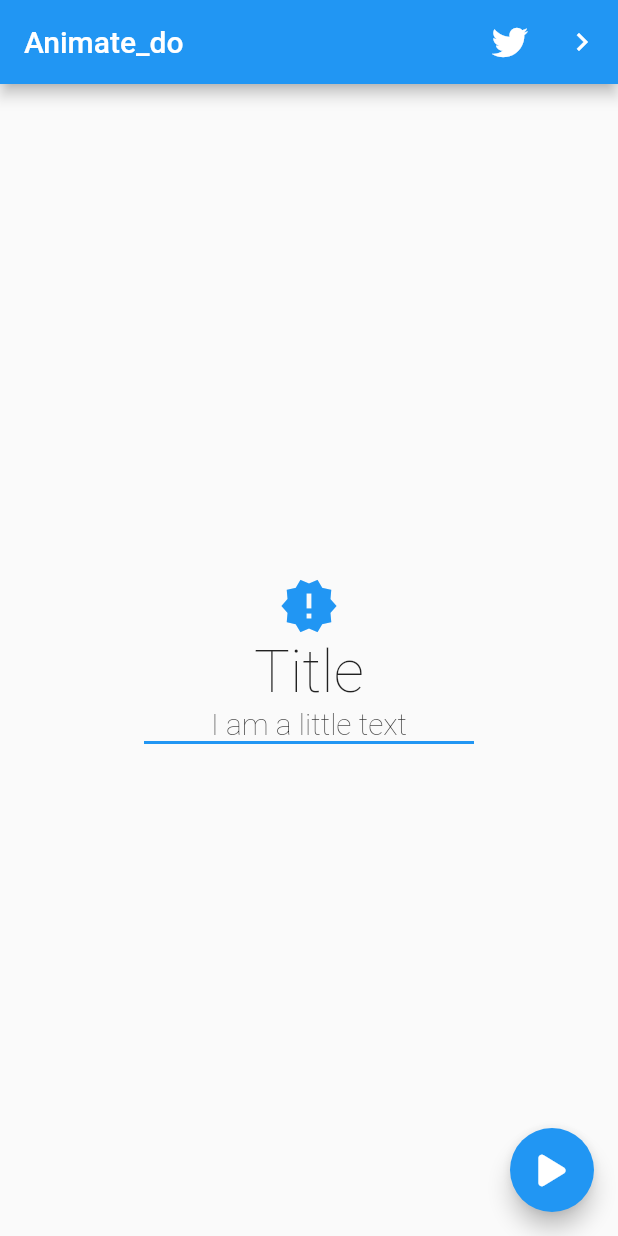
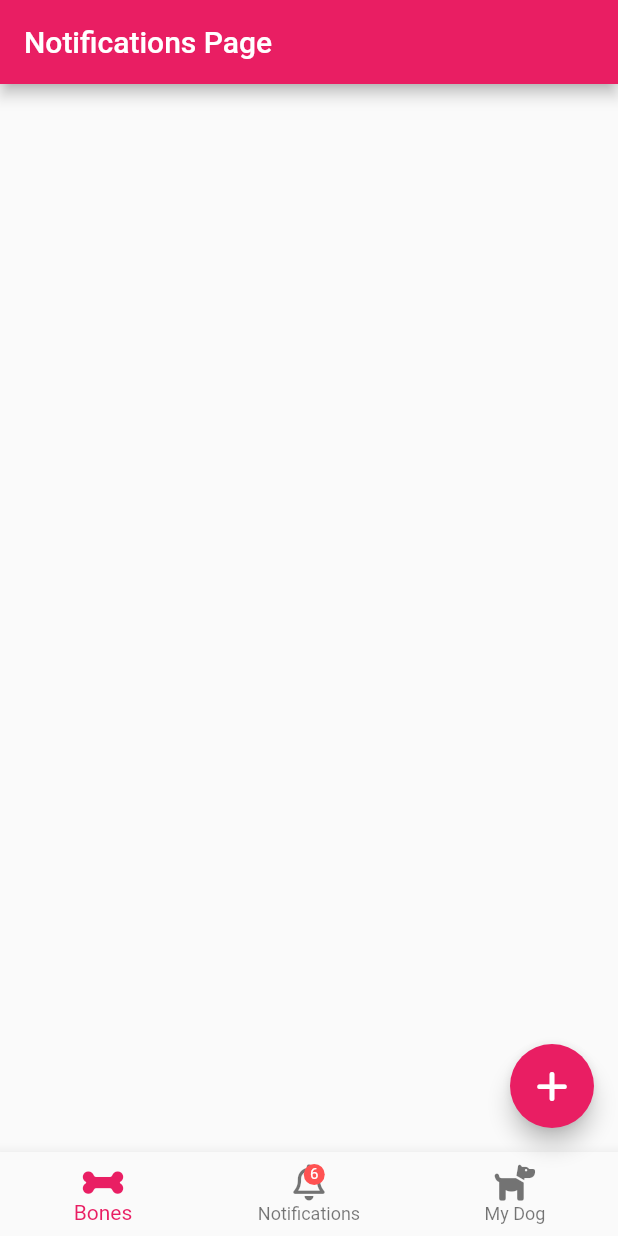
Before and after one commit to BryanParada/designsAppFM, a Flutter app: the screen it shows after launch, on a phone screen of 412 x 824 dp. Run offline on Flutter 3.47's test engine with Material 2 defaults, Android fonts, the phone set to English and light mode, and no system bars; our stand-ins replace animate_do, flutter_svg, font_awesome_flutter.

Commit message:
FM124 - design menu notifications

```diff
--- a/lib/main.dart
+++ b/lib/main.dart
@@ -8,7 +8,8 @@
 //import 'package:designs_backgrounds/src/pages/emergency_page.dart';
 //import 'package:designs_backgrounds/src/pages/animate_do_page.dart';
 //import 'package:designs_backgrounds/src/pages/sliver_list_page.dart';
-import 'package:designs_backgrounds/src/pages/animate_do_page.dart';
+// import 'package:designs_backgrounds/src/pages/animate_do_page.dart';
+import 'package:designs_backgrounds/src/pages/navigation_page.dart';
 // import 'package:designs_backgrounds/src/pages/twitter_page.dart';
 import 'package:flutter/material.dart';
 
@@ -22,7 +23,7 @@ class MyApp extends StatelessWidget {
     return MaterialApp(
       debugShowCheckedModeBanner: false,
       title: 'Designs App',
-      home: AnimatePage1()
+      home: NavigationPage()
     );
   }
 }
--- /dev/null
+++ b/lib/src/pages/navigation_page.dart
@@ -0,0 +1,86 @@
+import 'package:flutter/material.dart';
+import 'package:font_awesome_flutter/font_awesome_flutter.dart';
+
+
+class NavigationPage extends StatelessWidget {
+
+  @override
+  Widget build(BuildContext context) {
+    return Scaffold(
+
+      appBar: AppBar(
+        backgroundColor: Colors.pink,
+        title: Text('Notifications Page'),
+      ),
+
+      floatingActionButton: _FloatingButton(),
+
+      bottomNavigationBar: BottomNavigation(),
+
+   );
+  }
+}
+
+
+class _FloatingButton extends StatelessWidget {
+
+  @override
+  Widget build(BuildContext context) {
+    return FloatingActionButton(
+      backgroundColor: Colors.pink,
+      child: FaIcon(FontAwesomeIcons.plus) ,
+      onPressed: (){});
+  }
+}
+
+class BottomNavigation extends StatelessWidget {
+    @override
+  Widget build(BuildContext context) {
+    return BottomNavigationBar(
+      currentIndex: 0,
+      selectedItemColor: Colors.pink,
+      items: [
+
+        BottomNavigationBarItem(
+          label: 'Bones',
+          icon: FaIcon(FontAwesomeIcons.bone)
+        ),
+
+
+        BottomNavigationBarItem(
+          label: 'Notifications',
+          icon: Stack(
+            children: <Widget>[
+              FaIcon(FontAwesomeIcons.bell),
+
+              Positioned(
+                top: 0.0,
+                right: 0.0,
+                // child: Icon(Icons.brightness_1, size: 8, color: Colors.redAccent)
+                child: Container(
+                  child: Text('6', style: TextStyle(color: Colors.white, fontSize: 10)),
+                  alignment: Alignment.center,
+                  width: 14,
+                  height: 14,
+                  decoration: BoxDecoration(
+                    color: Colors.redAccent,
+                    shape: BoxShape.circle
+                  ),
+                )
+                )
+            ],
+          )
+        ),
+
+
+        BottomNavigationBarItem(
+          label: 'My Dog',
+          icon: FaIcon(FontAwesomeIcons.dog)
+        ),
+
+
+
+      ]
+    );
+  }
+}
```
